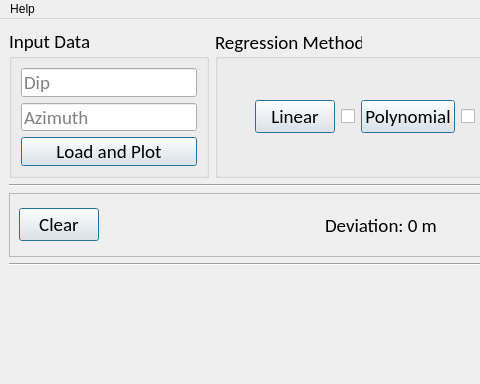
mirzalijafarov/PredictINC, file PredictINC-GUI.ui: the form before one commit; both pictures show x 0 to 480 and y 0 to 384 of the 730 by 854 pixel window.
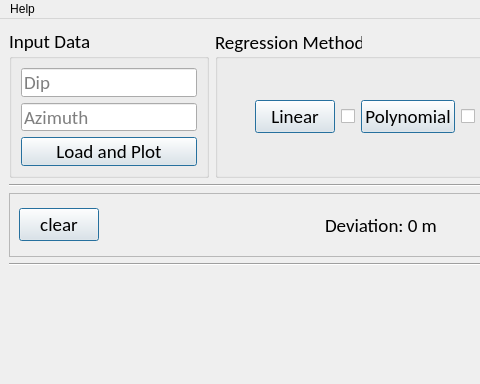
The form after the commit. Custom widgets are drawn as their Qt base class.

```diff
--- a/PredictINC-GUI.ui
+++ b/PredictINC-GUI.ui
@@ -290,6 +290,43 @@
         <layout class="QHBoxLayout" name="horizontalLayout_2">
          <item>
           <widget class="QPushButton" name="pushButton_clear">
+           <property name="palette">
+            <palette>
+             <active>
+              <colorrole role="WindowText">
+               <brush brushstyle="SolidPattern">
+                <color alpha="255">
+                 <red>255</red>
+                 <green>85</green>
+                 <blue>0</blue>
+                </color>
+               </brush>
+              </colorrole>
+             </active>
+             <inactive>
+              <colorrole role="WindowText">
+               <brush brushstyle="SolidPattern">
+                <color alpha="255">
+                 <red>255</red>
+                 <green>85</green>
+                 <blue>0</blue>
+                </color>
+               </brush>
+              </colorrole>
+             </inactive>
+             <disabled>
+              <colorrole role="WindowText">
+               <brush brushstyle="SolidPattern">
+                <color alpha="255">
+                 <red>120</red>
+                 <green>120</green>
+                 <blue>120</blue>
+                </color>
+               </brush>
+              </colorrole>
+             </disabled>
+            </palette>
+           </property>
            <property name="font">
             <font>
              <family>Calibri</family>
@@ -297,7 +334,7 @@
             </font>
            </property>
            <property name="text">
-            <string>Clear</string>
+            <string>clear</string>
            </property>
            <property name="default">
             <bool>true</bool>
```
